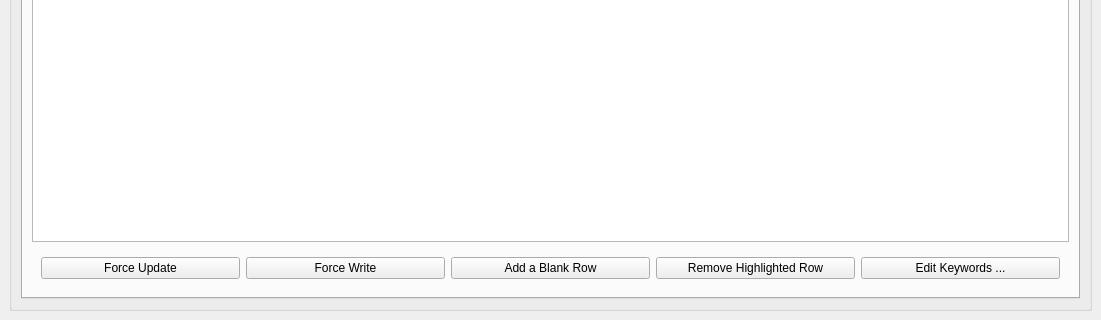
Qt form Tools/Logger/LDTObslogGeneratorPanel.ui (tbowers7/LDTObslogGenerator) before a commit; both pictures show x 0 to 1101 and y 510 to 830 of the 1101 by 830 pixel window.
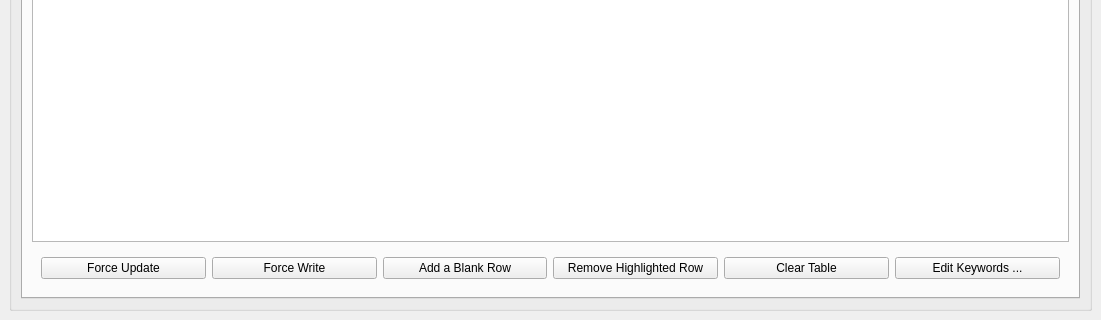
The same form after that commit. The open tabs and pages were chosen to show the change.

Commit message:
Add UI button to clear the data table
Add a clear_datalog() function to clear the table in case you want to.  The
table will reappear at the next autoupdate.  Useful if you want to switch
directories or instruments or whatever.

	modified:   Tools/Logger/LDTObslogGenerator.py
	modified:   Tools/Logger/LDTObslogGeneratorPanel.py
	modified:   Tools/Logger/LDTObslogGeneratorPanel.ui

Diff of the .ui file:
```diff
--- a/Tools/Logger/LDTObslogGeneratorPanel.ui
+++ b/Tools/Logger/LDTObslogGeneratorPanel.ui
@@ -220,13 +220,20 @@
            <item row="10" column="0" colspan="6">
             <widget class="QWidget" name="widget_6" native="true">
              <layout class="QGridLayout" name="gridLayout_14">
-              <item row="0" column="4">
+              <item row="0" column="5">
                <widget class="QPushButton" name="datalog_editkeywords">
                 <property name="text">
                  <string>Edit Keywords ...</string>
                 </property>
                </widget>
               </item>
+              <item row="0" column="4">
+               <widget class="QPushButton" name="datalog_cleartable">
+                <property name="text">
+                 <string>Clear Table</string>
+                </property>
+               </widget>
+              </item>
               <item row="0" column="1">
                <widget class="QPushButton" name="datalog_forcewrite">
                 <property name="text">
```
The commit also changes 2 other files.
